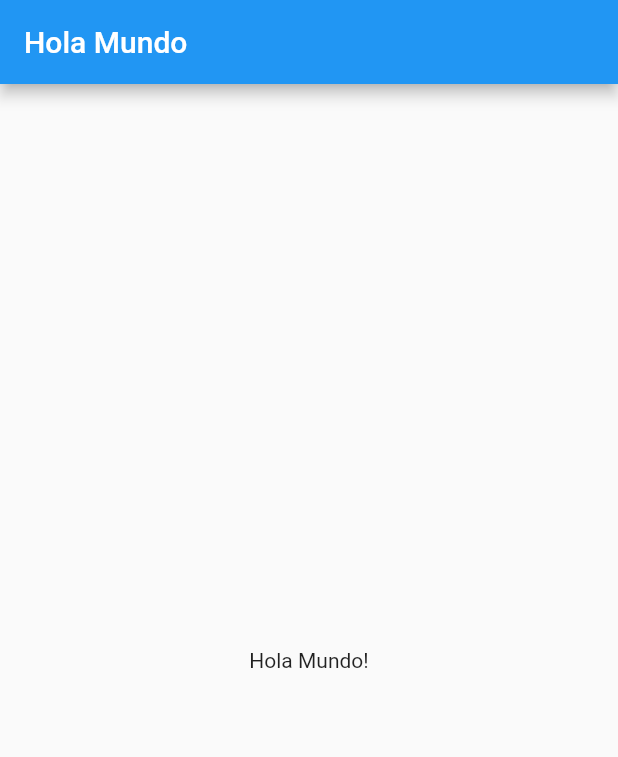
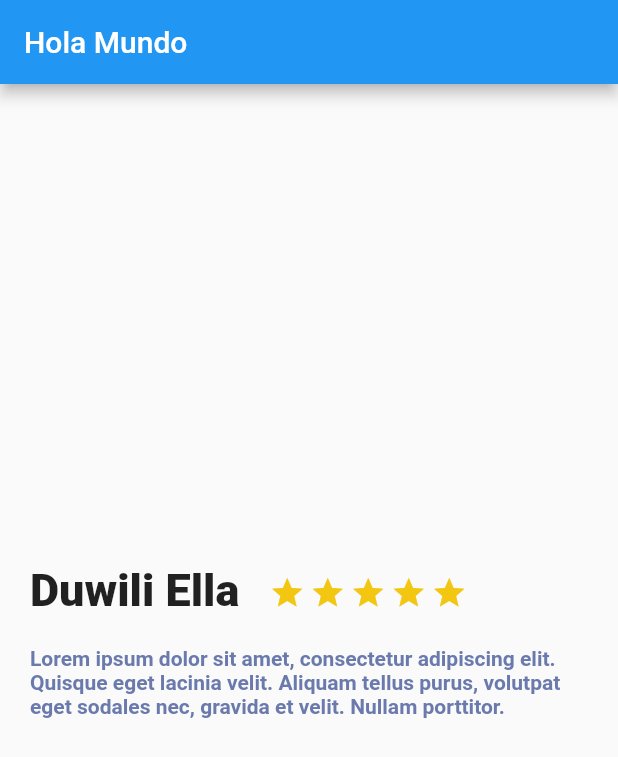
Before and after one commit to GregVaz/flutter-course, a Flutter app: the screen it shows after launch, on a phone screen of 412 x 824 dp. Shown: the top 757 px of the screen. Run offline on Flutter 3.47's test engine with Material 2 defaults, Android fonts, the phone set to English and light mode, and no system bars.

Commit message:
feat: create first interface with Column, Row, Text and Container Widgets

```diff
--- /dev/null
+++ b/trips_app/lib/description_place.dart
@@ -0,0 +1,85 @@
+import 'package:flutter/material.dart';
+
+class DescriptionPlace extends StatelessWidget {
+  String namePlace;
+  int stars;
+  String descriptionPlace;
+  DescriptionPlace(this.namePlace, this.stars, this.descriptionPlace, {Key? key}) : super(key: key);
+
+  @override
+  Widget build(BuildContext context) {
+    final starBorder = Container(
+      margin: EdgeInsets.only(
+          top: 323.0,
+          right: 3.0
+      ),
+      child: Icon(
+          Icons.star_border,
+          color: Color(0xFFf2C611)
+      ),
+    );
+    final starHalf = Container(
+      margin: EdgeInsets.only(
+          top: 323.0,
+          right: 3.0
+      ),
+      child: Icon(
+          Icons.star_half,
+          color: Color(0xFFf2C611)
+      ),
+    );
+    final start = Container(
+      margin: EdgeInsets.only(
+        top: 323.0,
+        right: 3.0
+      ),
+      child: Icon(
+        Icons.star,
+        color: Color(0xFFf2C611)
+      ),
+    );
+
+    final description = Container(
+      margin: const EdgeInsets.only(
+        top: 20.0,
+        left: 20.0,
+        right: 20.0
+      ),
+      child: Text(
+        descriptionPlace,
+        style: const TextStyle(fontSize: 14.0, fontWeight: FontWeight.bold, color: Color(0xFF56575aa))
+      )
+    );
+
+    final titleStars = Row(
+      children: <Widget>[
+        Container(
+          margin: const EdgeInsets.only(top: 320.0, left: 20.0, right: 20.0),
+          child: Text(
+            namePlace,
+            style: TextStyle(fontSize: 30.0, fontWeight: FontWeight.w900),
+            textAlign: TextAlign.left,
+          ),
+        ),
+        Row(
+          children: [
+            start,
+            start,
+            start,
+            start,
+            start
+          ],
+        )
+      ],
+    );
+
+    final structure = Column(
+      children: <Widget>[
+        titleStars,
+        description
+      ],
+    );
+
+    return structure;
+  }
+}
--- a/trips_app/lib/main.dart
+++ b/trips_app/lib/main.dart
@@ -1,4 +1,5 @@
 import 'package:flutter/material.dart';
+import 'description_place.dart';
 
 void main() {
   runApp(const MyApp());
@@ -29,9 +30,11 @@ class MyApp extends StatelessWidget {
             appBar: AppBar(
               title: const Text("Hola Mundo"),
             ),
-        body: const Center(
-          child: Text("Hola Mundo!"),
-        ),
+            body: new DescriptionPlace(
+              "Duwili Ella",
+              4,
+              "Lorem ipsum dolor sit amet, consectetur adipiscing elit. Quisque eget lacinia velit. Aliquam tellus purus, volutpat eget sodales nec, gravida et velit. Nullam porttitor."
+            )
         )
     );
   }
```
Lines whose indentation alone changed are shown as unchanged.
